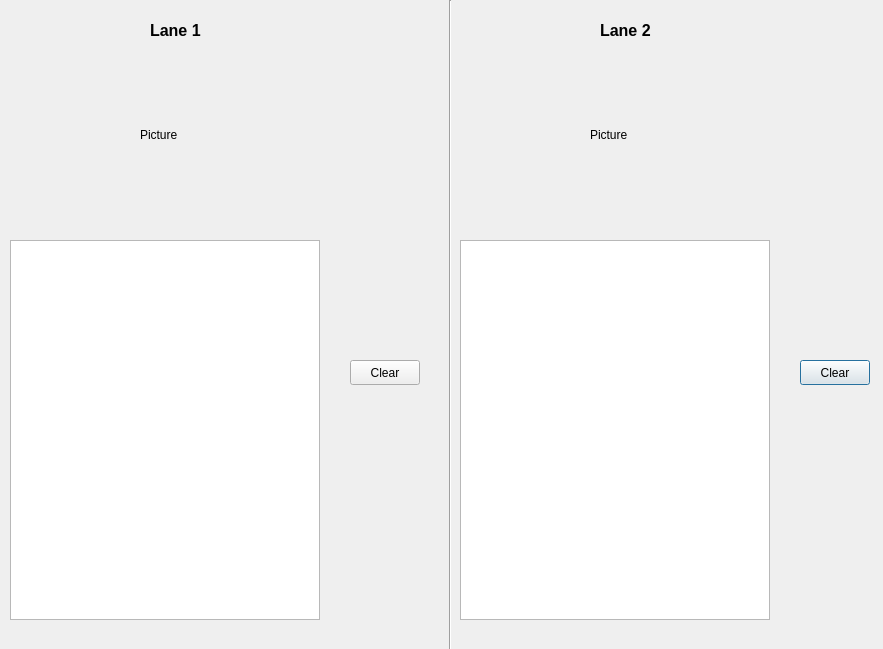
Above: UI/ActualProgram.ui from kash-if47/Senior-Design before the change. Below: the same form after it.
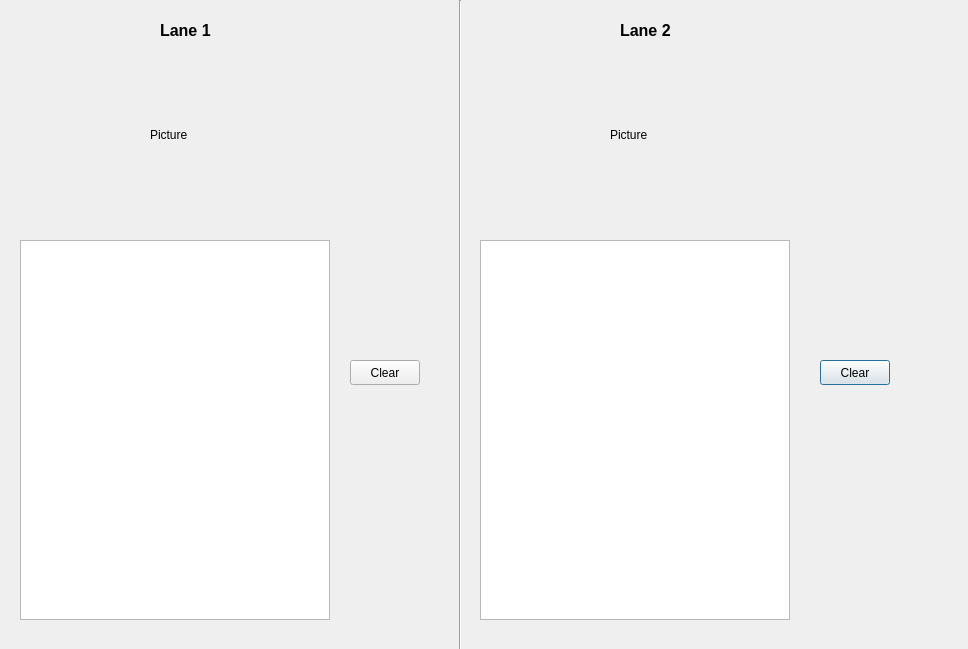
That is the form after the change.

Commit message: Kash requested 10px moved to the right

```diff
--- a/UI/ActualProgram.ui
+++ b/UI/ActualProgram.ui
@@ -6,7 +6,7 @@
    <rect>
     <x>0</x>
     <y>0</y>
-    <width>883</width>
+    <width>968</width>
     <height>649</height>
    </rect>
   </property>
@@ -16,7 +16,7 @@
   <widget class="QListWidget" name="RightList">
    <property name="geometry">
     <rect>
-     <x>460</x>
+     <x>480</x>
      <y>240</y>
      <width>310</width>
      <height>380</height>
@@ -33,7 +33,7 @@
   <widget class="QListWidget" name="LeftList">
    <property name="geometry">
     <rect>
-     <x>10</x>
+     <x>20</x>
      <y>240</y>
      <width>310</width>
      <height>380</height>
@@ -50,7 +50,7 @@
   <widget class="QLabel" name="LeftListTitle">
    <property name="geometry">
     <rect>
-     <x>150</x>
+     <x>160</x>
      <y>10</y>
      <width>100</width>
      <height>40</height>
@@ -70,7 +70,7 @@
   <widget class="QPushButton" name="RightClear">
    <property name="geometry">
     <rect>
-     <x>800</x>
+     <x>820</x>
      <y>360</y>
      <width>70</width>
      <height>25</height>
@@ -96,7 +96,7 @@
   <widget class="QLabel" name="RightListTitle">
    <property name="geometry">
     <rect>
-     <x>600</x>
+     <x>620</x>
      <y>10</y>
      <width>100</width>
      <height>40</height>
@@ -116,7 +116,7 @@
   <widget class="QLabel" name="LeftStudentPicture">
    <property name="geometry">
     <rect>
-     <x>140</x>
+     <x>150</x>
      <y>50</y>
      <width>180</width>
      <height>170</height>
@@ -129,7 +129,7 @@
   <widget class="QLabel" name="RightStudentPicture">
    <property name="geometry">
     <rect>
-     <x>590</x>
+     <x>610</x>
      <y>50</y>
      <width>180</width>
      <height>170</height>
@@ -142,7 +142,7 @@
   <widget class="Line" name="line">
    <property name="geometry">
     <rect>
-     <x>440</x>
+     <x>450</x>
      <y>0</y>
      <width>20</width>
      <height>650</height>
```
